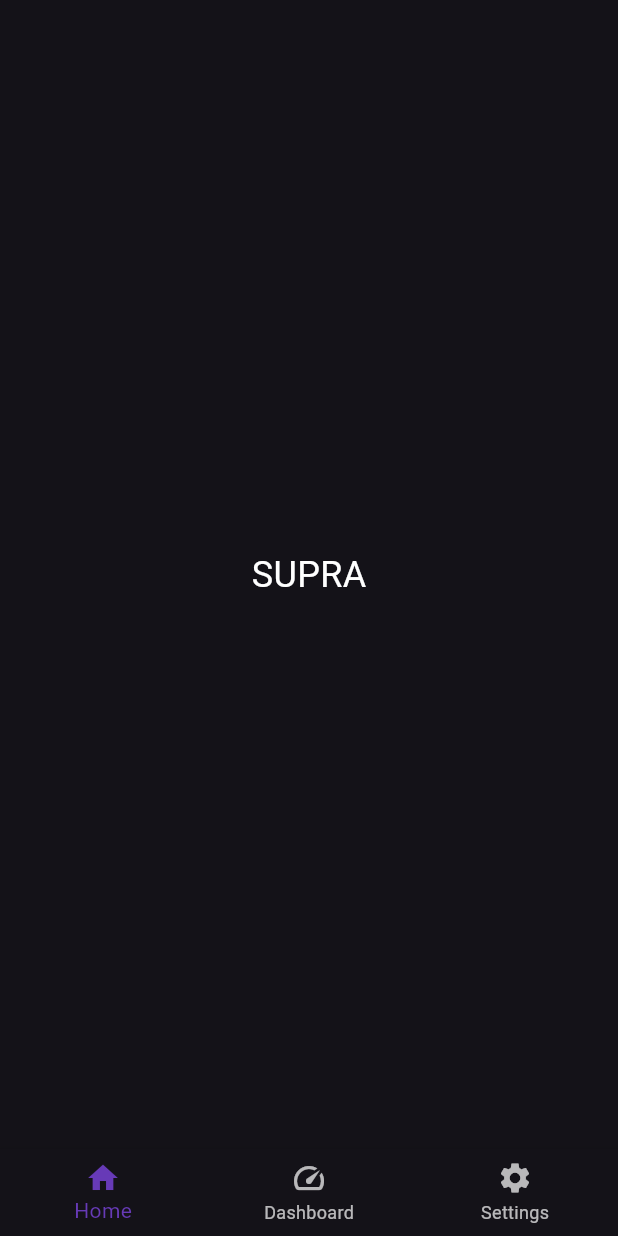
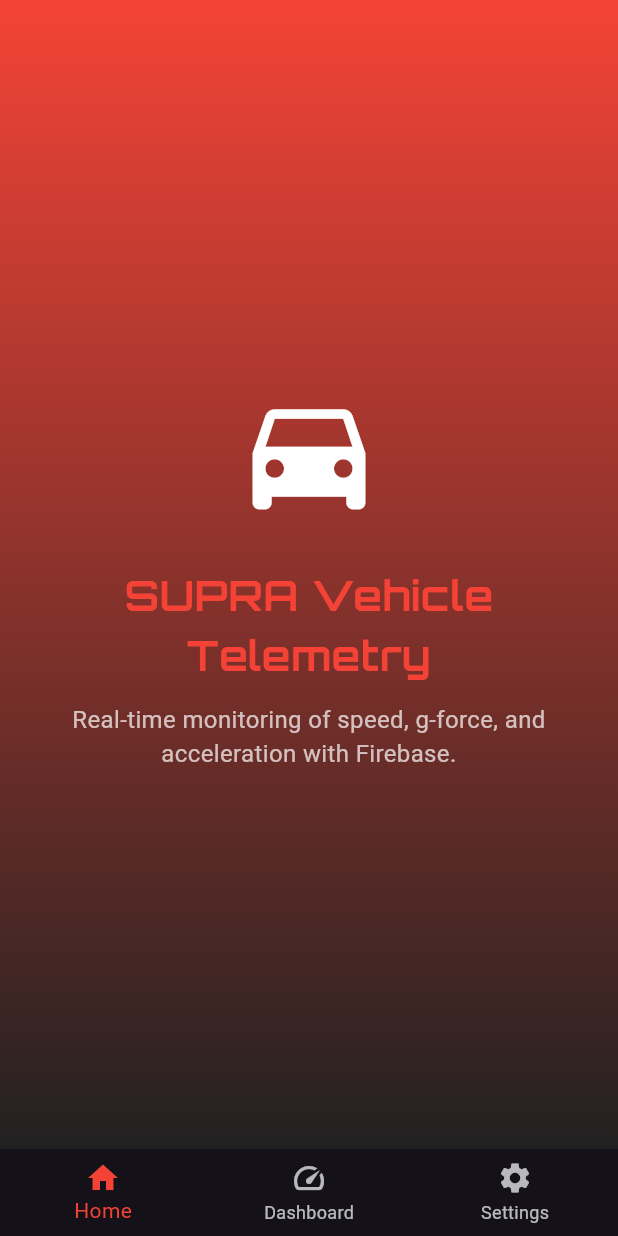
Before and after one commit to JOSH-A10/Supra, a Flutter app: the screen it shows after launch, on a phone screen of 412 x 824 dp. Run offline on Flutter 3.47's test engine with Material 3 defaults, Android fonts, the phone set to English and light mode, and no system bars; our stand-ins replace firebase_core, firebase_database, google_fonts, syncfusion_flutter_gauges; accounts and stored records are empty.

Commit message:
initial commit

```diff
--- a/lib/home_screen.dart
+++ b/lib/home_screen.dart
@@ -1,12 +1,48 @@
 import 'package:flutter/material.dart';
+import 'package:google_fonts/google_fonts.dart';
 
 class HomeScreen extends StatelessWidget {
   @override
   Widget build(BuildContext context) {
-    return Center(
-      child: Text(
-        "SUPRA",
-        style: TextStyle(fontSize: 24, color: Colors.white),
+    final isDarkMode = Theme.of(context).brightness == Brightness.dark;
+    return Scaffold(
+      body: Container(
+        width: double.infinity,
+        padding: const EdgeInsets.all(24.0),
+        decoration: BoxDecoration(
+          gradient: LinearGradient(
+            colors: isDarkMode
+                ? [Colors.red, Colors.grey[900]!]
+                : [Colors.red!, Colors.black],
+            begin: Alignment.topCenter,
+            end: Alignment.bottomCenter,
+          ),
+        ),
+        child: Column(
+          mainAxisAlignment: MainAxisAlignment.center,
+          children: [
+            Icon(Icons.directions_car, size: 100, color: Colors.white),
+            SizedBox(height: 24),
+            Text(
+              "SUPRA Vehicle Telemetry",
+              style: GoogleFonts.orbitron(
+                fontSize: 28,
+                fontWeight: FontWeight.bold,
+                color: isDarkMode ? Colors.red : Colors.red,
+              ),
+              textAlign: TextAlign.center,
+            ),
+            SizedBox(height: 12),
+            Text(
+              "Real-time monitoring of speed, g-force, and acceleration with Firebase.",
+              style: GoogleFonts.roboto(
+                fontSize: 16,
+                color: isDarkMode ? Colors.white70 : Colors.black87,
+              ),
+              textAlign: TextAlign.center,
+            ),
+          ],
+        ),
       ),
     );
   }
--- a/lib/main.dart
+++ b/lib/main.dart
@@ -66,7 +66,7 @@
           BottomNavigationBarItem(icon: Icon(Icons.speed), label: "Dashboard"),
           BottomNavigationBarItem(icon: Icon(Icons.settings), label: "Settings"),
         ],
-        selectedItemColor: Colors.deepPurple,
+        selectedItemColor: Colors.red,
       ),
     );
   }
```
Also changed, not shown: lib/dashboard_screen.dart (+15 -13 lines), pubspec.yaml (+4 -10 lines), pubspec.lock, 1 other file.
